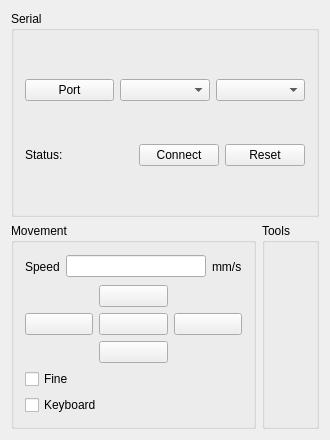
Old version of the form software/Magic Table/ControllerGUI.ui in the repository bqlabs/magic-table.
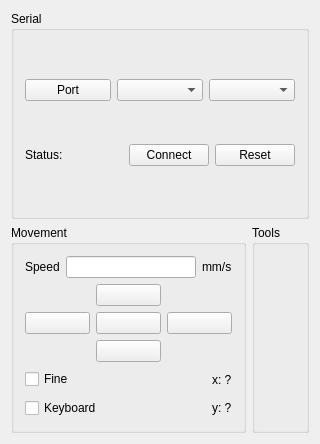
New version of the form. Icons and pictures are not drawn.

Commit message: Add position feedback to GUI

The edit to the form file:
```diff
--- a/software/Magic Table/ControllerGUI.ui
+++ b/software/Magic Table/ControllerGUI.ui
@@ -6,8 +6,8 @@
    <rect>
     <x>0</x>
     <y>0</y>
-    <width>330</width>
-    <height>440</height>
+    <width>320</width>
+    <height>444</height>
    </rect>
   </property>
   <property name="windowTitle">
@@ -197,6 +197,8 @@
          </layout>
         </item>
         <item>
+         <layout class="QHBoxLayout" name="fineLayout">
+          <item>
          <widget class="QCheckBox" name="precisionCheckBox">
           <property name="text">
            <string>Fine</string>
@@ -204,11 +206,57 @@
          </widget>
         </item>
         <item>
+           <spacer name="horizontalSpacer_2">
+            <property name="orientation">
+             <enum>Qt::Horizontal</enum>
+            </property>
+            <property name="sizeHint" stdset="0">
+             <size>
+              <width>40</width>
+              <height>20</height>
+             </size>
+            </property>
+           </spacer>
+          </item>
+          <item>
+           <widget class="QLabel" name="xPosLabel">
+            <property name="text">
+             <string>x: ?</string>
+            </property>
+           </widget>
+          </item>
+         </layout>
+        </item>
+        <item>
+         <layout class="QHBoxLayout" name="keyboardLayout">
+          <item>
          <widget class="QCheckBox" name="keyboardCheckBox">
           <property name="text">
            <string>Keyboard</string>
           </property>
          </widget>
+          </item>
+          <item>
+           <spacer name="horizontalSpacer_3">
+            <property name="orientation">
+             <enum>Qt::Horizontal</enum>
+            </property>
+            <property name="sizeHint" stdset="0">
+             <size>
+              <width>40</width>
+              <height>20</height>
+             </size>
+            </property>
+           </spacer>
+          </item>
+          <item>
+           <widget class="QLabel" name="yPosLabel">
+            <property name="text">
+             <string>y: ?</string>
+            </property>
+           </widget>
+          </item>
+         </layout>
         </item>
        </layout>
       </widget>
```
Lines whose indentation alone changed are shown as unchanged. The commit also changes 2 other files.
